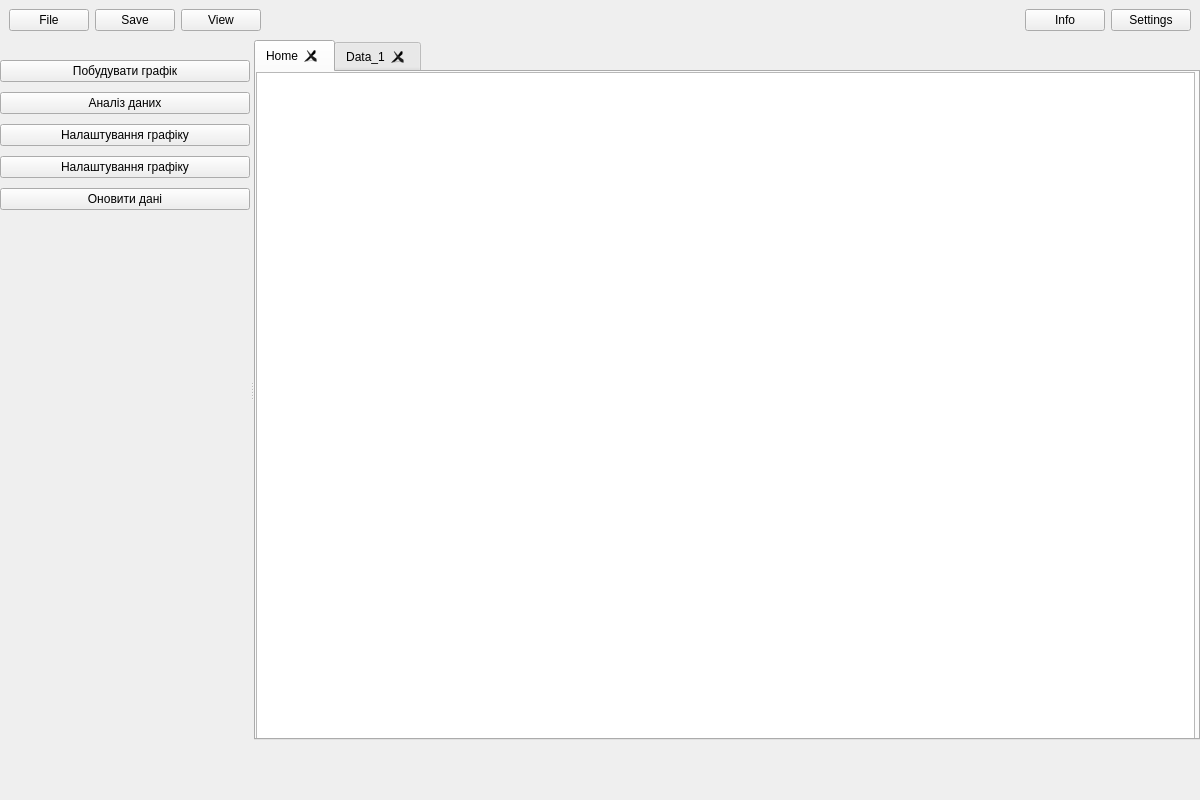
Before: the Qt Designer form UI/main_window.ui in 1DenLy/ChartInsight, drawn with Qt 5.
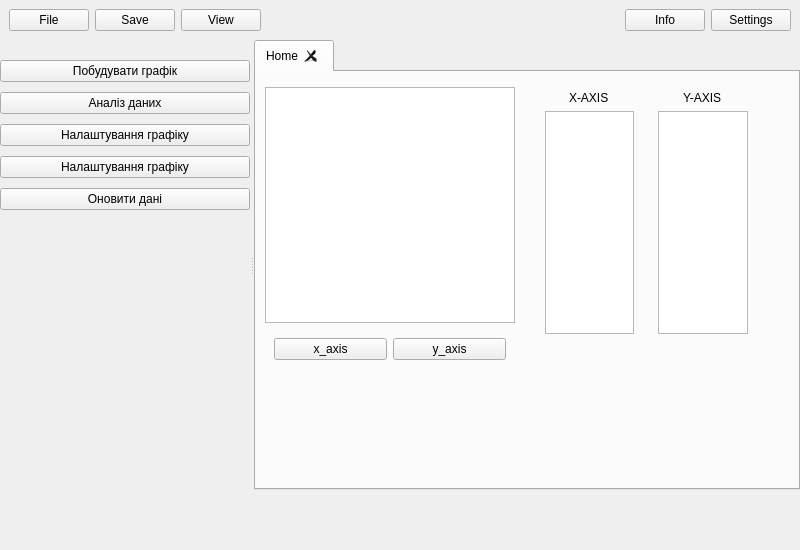
After: the same form once the commit is applied.

Patch:
```diff
--- a/UI/main_window.ui
+++ b/UI/main_window.ui
@@ -6,21 +6,21 @@
    <rect>
     <x>0</x>
     <y>0</y>
-    <width>1200</width>
-    <height>800</height>
+    <width>800</width>
+    <height>550</height>
    </rect>
   </property>
   <property name="windowTitle">
    <string>MainWindow</string>
   </property>
   <widget class="QWidget" name="centralwidget">
-   <widget class="QFrame" name="verticalFrame">
+   <widget class="QFrame" name="window">
     <property name="geometry">
      <rect>
       <x>0</x>
       <y>0</y>
-      <width>1200</width>
-      <height>800</height>
+      <width>800</width>
+      <height>550</height>
      </rect>
     </property>
     <property name="lineWidth">
@@ -76,14 +76,14 @@
             <number>1</number>
            </property>
            <item>
-            <widget class="QPushButton" name="pushButton_2">
+            <widget class="QPushButton" name="pushButton_open_file">
              <property name="text">
               <string>File</string>
              </property>
             </widget>
            </item>
            <item>
-            <widget class="QPushButton" name="pushButton_4">
+            <widget class="QPushButton" name="pushButton_save">
              <property name="text">
               <string>Save</string>
              </property>
@@ -122,7 +122,7 @@
           </property>
           <layout class="QHBoxLayout" name="horizontalLayout_6">
            <item>
-            <widget class="QPushButton" name="pushButton_3">
+            <widget class="QPushButton" name="pushButton_info">
              <property name="text">
               <string>Info</string>
              </property>
@@ -212,35 +212,41 @@
              <number>0</number>
             </property>
             <item>
-             <widget class="QPushButton" name="pushButton_5">
+             <widget class="QPushButton" name="pushButton_plot">
               <property name="text">
                <string>Побудувати графік</string>
               </property>
              </widget>
             </item>
             <item>
-             <widget class="QPushButton" name="pushButton_7">
+             <widget class="QPushButton" name="pushButton_3">
               <property name="text">
                <string>Аналіз даних</string>
               </property>
              </widget>
             </item>
             <item>
-             <widget class="QPushButton" name="pushButton_6">
+             <widget class="QPushButton" name="pushButton_2">
               <property name="text">
                <string>Налаштування графіку</string>
               </property>
              </widget>
             </item>
             <item>
-             <widget class="QPushButton" name="pushButton_8">
+             <widget class="QPushButton" name="pushButton_4">
               <property name="text">
                <string>Налаштування графіку</string>
               </property>
              </widget>
             </item>
             <item>
-             <widget class="QPushButton" name="pushButton_9">
+             <widget class="QPushButton" name="pushButton_5">
+              <property name="sizePolicy">
+               <sizepolicy hsizetype="Ignored" vsizetype="Fixed">
+                <horstretch>0</horstretch>
+                <verstretch>0</verstretch>
+               </sizepolicy>
+              </property>
               <property name="text">
                <string>Оновити дані</string>
               </property>
@@ -311,21 +317,106 @@
                <attribute name="title">
                 <string>Home</string>
                </attribute>
-               <widget class="QGraphicsView" name="graphicsView">
+               <widget class="QFrame" name="horizontalFrame">
                 <property name="geometry">
                  <rect>
                   <x>0</x>
                   <y>0</y>
-                  <width>939</width>
-                  <height>684</height>
+                  <width>268</width>
+                  <height>306</height>
                  </rect>
                 </property>
+                <layout class="QVBoxLayout" name="verticalLayout_6">
+                 <item>
+                  <widget class="QFrame" name="verticalFrame">
+                   <layout class="QVBoxLayout" name="verticalLayout_3">
+                    <property name="spacing">
+                     <number>10</number>
+                    </property>
+                    <property name="leftMargin">
+                     <number>0</number>
+                    </property>
+                    <property name="topMargin">
+                     <number>0</number>
+                    </property>
+                    <property name="rightMargin">
+                     <number>0</number>
+                    </property>
+                    <property name="bottomMargin">
+                     <number>0</number>
+                    </property>
+                   </layout>
+                  </widget>
+                 </item>
+                 <item>
+                  <widget class="QListWidget" name="listWidget"/>
+                 </item>
+                 <item>
+                  <widget class="QFrame" name="horizontalFrame">
+                   <layout class="QHBoxLayout" name="horizontalLayout_2">
+                    <item>
+                     <widget class="QPushButton" name="pushButton_x_axis">
+                      <property name="text">
+                       <string>x_axis</string>
+                      </property>
+                     </widget>
+                    </item>
+                    <item>
+                     <widget class="QPushButton" name="pushButton_y_axis">
+                      <property name="text">
+                       <string>y_axis</string>
+                      </property>
+                     </widget>
+                    </item>
+                   </layout>
+                  </widget>
+                 </item>
+                </layout>
                </widget>
-              </widget>
-              <widget class="QWidget" name="tab_2">
-               <attribute name="title">
-                <string>Data_1</string>
-               </attribute>
+               <widget class="QWidget" name="horizontalLayoutWidget">
+                <property name="geometry">
+                 <rect>
+                  <x>280</x>
+                  <y>10</y>
+                  <width>221</width>
+                  <height>261</height>
+                 </rect>
+                </property>
+                <layout class="QHBoxLayout" name="horizontalLayout_7">
+                 <item>
+                  <widget class="QFrame" name="verticalFrame">
+                   <layout class="QVBoxLayout" name="verticalLayout_4">
+                    <item alignment="Qt::AlignHCenter">
+                     <widget class="QLabel" name="label">
+                      <property name="text">
+                       <string>X-AXIS</string>
+                      </property>
+                     </widget>
+                    </item>
+                    <item>
+                     <widget class="QListWidget" name="listWidget_x_axis"/>
+                    </item>
+                   </layout>
+                  </widget>
+                 </item>
+                 <item>
+                  <widget class="QFrame" name="verticalFrame_2">
+                   <layout class="QVBoxLayout" name="verticalLayout_5">
+                    <item alignment="Qt::AlignHCenter">
+                     <widget class="QLabel" name="label_2">
+                      <property name="text">
+                       <string>Y-AXIS</string>
+                      </property>
+                     </widget>
+                    </item>
+                    <item>
+                     <widget class="QListWidget" name="listWidget_y_axis"/>
+                    </item>
+                   </layout>
+                  </widget>
+                 </item>
+                </layout>
+               </widget>
               </widget>
              </widget>
             </item>
```
Left out of the diff: 2 changed lines with no effect on the pictures.
